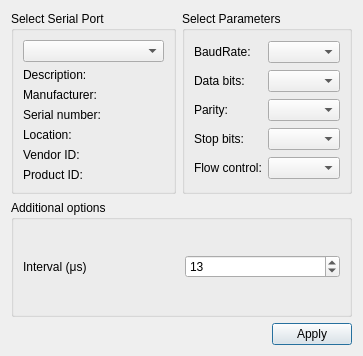
This is src/qt/settingsdialog.ui in dgatf/Oscilloscope as Qt 5 draws it before an edit. The edited form follows.
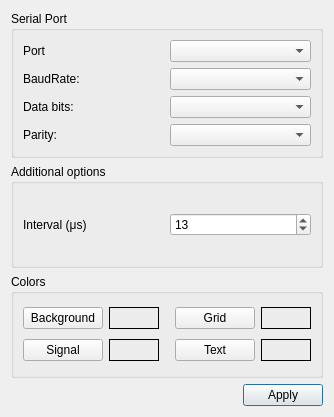
This is the edited form.

The edit to the form file:
```diff
--- a/src/qt/settingsdialog.ui
+++ b/src/qt/settingsdialog.ui
@@ -6,128 +6,70 @@
    <rect>
     <x>0</x>
     <y>0</y>
-    <width>363</width>
-    <height>356</height>
+    <width>334</width>
+    <height>417</height>
    </rect>
   </property>
+  <property name="minimumSize">
+   <size>
+    <width>0</width>
+    <height>0</height>
+   </size>
+  </property>
   <property name="windowTitle">
    <string>Settings</string>
   </property>
   <layout class="QGridLayout" name="gridLayout_3">
-   <item row="0" column="1">
+   <item row="0" column="0" colspan="2">
     <widget class="QGroupBox" name="parametersBox">
      <property name="title">
-      <string>Select Parameters</string>
+      <string>Serial Port</string>
      </property>
      <layout class="QGridLayout" name="gridLayout_2">
-      <item row="0" column="0">
-       <widget class="QLabel" name="baudRateLabel">
-        <property name="text">
-         <string>BaudRate:</string>
-        </property>
-       </widget>
+      <item row="2" column="1">
+       <widget class="QComboBox" name="dataBitsBox"/>
       </item>
-      <item row="0" column="1">
-       <widget class="QComboBox" name="baudRateBox"/>
-      </item>
-      <item row="1" column="0">
+      <item row="2" column="0">
        <widget class="QLabel" name="dataBitsLabel">
         <property name="text">
          <string>Data bits:</string>
         </property>
        </widget>
       </item>
+      <item row="3" column="1">
+       <widget class="QComboBox" name="parityBox"/>
+      </item>
       <item row="1" column="1">
-       <widget class="QComboBox" name="dataBitsBox"/>
+       <widget class="QComboBox" name="baudRateBox"/>
       </item>
-      <item row="2" column="0">
+      <item row="3" column="0">
        <widget class="QLabel" name="parityLabel">
         <property name="text">
          <string>Parity:</string>
         </property>
        </widget>
       </item>
-      <item row="2" column="1">
-       <widget class="QComboBox" name="parityBox"/>
-      </item>
-      <item row="3" column="0">
-       <widget class="QLabel" name="stopBitsLabel">
+      <item row="1" column="0">
+       <widget class="QLabel" name="baudRateLabel">
         <property name="text">
-         <string>Stop bits:</string>
+         <string>BaudRate:</string>
         </property>
        </widget>
       </item>
-      <item row="3" column="1">
-       <widget class="QComboBox" name="stopBitsBox"/>
-      </item>
-      <item row="4" column="0">
-       <widget class="QLabel" name="flowControlLabel">
-        <property name="text">
-         <string>Flow control:</string>
-        </property>
-       </widget>
-      </item>
-      <item row="4" column="1">
-       <widget class="QComboBox" name="flowControlBox"/>
-      </item>
-     </layout>
-    </widget>
-   </item>
-   <item row="0" column="0">
-    <widget class="QGroupBox" name="selectBox">
-     <property name="title">
-      <string>Select Serial Port</string>
-     </property>
-     <layout class="QGridLayout" name="gridLayout">
-      <item row="0" column="0">
+      <item row="0" column="1">
        <widget class="QComboBox" name="serialPortInfoListBox"/>
       </item>
-      <item row="1" column="0">
-       <widget class="QLabel" name="descriptionLabel">
+      <item row="0" column="0">
+       <widget class="QLabel" name="label_2">
         <property name="text">
-         <string>Description:</string>
-        </property>
-       </widget>
-      </item>
-      <item row="2" column="0">
-       <widget class="QLabel" name="manufacturerLabel">
-        <property name="text">
-         <string>Manufacturer:</string>
-        </property>
-       </widget>
-      </item>
-      <item row="3" column="0">
-       <widget class="QLabel" name="serialNumberLabel">
-        <property name="text">
-         <string>Serial number:</string>
-        </property>
-       </widget>
-      </item>
-      <item row="4" column="0">
-       <widget class="QLabel" name="locationLabel">
-        <property name="text">
-         <string>Location:</string>
-        </property>
-       </widget>
-      </item>
-      <item row="5" column="0">
-       <widget class="QLabel" name="vidLabel">
-        <property name="text">
-         <string>Vendor ID:</string>
-        </property>
-       </widget>
-      </item>
-      <item row="6" column="0">
-       <widget class="QLabel" name="pidLabel">
-        <property name="text">
-         <string>Product ID:</string>
+         <string>Port</string>
         </property>
        </widget>
       </item>
      </layout>
     </widget>
    </item>
-   <item row="2" column="0" colspan="2">
+   <item row="3" column="0" colspan="2">
     <layout class="QHBoxLayout" name="horizontalLayout">
      <item>
       <spacer name="horizontalSpacer">
@@ -177,6 +119,111 @@
      </layout>
     </widget>
    </item>
+   <item row="2" column="0" colspan="2">
+    <widget class="QGroupBox" name="groupBox">
+     <property name="title">
+      <string>Colors</string>
+     </property>
+     <layout class="QGridLayout" name="gridLayout_4">
+      <item row="0" column="3">
+       <widget class="QPushButton" name="btGrid">
+        <property name="text">
+         <string>Grid</string>
+        </property>
+       </widget>
+      </item>
+      <item row="0" column="4">
+       <widget class="QLabel" name="lbGrid">
+        <property name="minimumSize">
+         <size>
+          <width>50</width>
+          <height>0</height>
+         </size>
+        </property>
+        <property name="frameShape">
+         <enum>QFrame::Box</enum>
+        </property>
+        <property name="text">
+         <string/>
+        </property>
+       </widget>
+      </item>
+      <item row="1" column="1">
+       <widget class="QLabel" name="lbSignal">
+        <property name="frameShape">
+         <enum>QFrame::Box</enum>
+        </property>
+        <property name="text">
+         <string/>
+        </property>
+       </widget>
+      </item>
+      <item row="1" column="4">
+       <widget class="QLabel" name="lbText">
+        <property name="frameShape">
+         <enum>QFrame::Box</enum>
+        </property>
+        <property name="text">
+         <string/>
+        </property>
+       </widget>
+      </item>
+      <item row="0" column="0">
+       <widget class="QPushButton" name="btBackground">
+        <property name="text">
+         <string>Background</string>
+        </property>
+       </widget>
+      </item>
+      <item row="1" column="3">
+       <widget class="QPushButton" name="btText">
+        <property name="text">
+         <string>Text</string>
+        </property>
+       </widget>
+      </item>
+      <item row="0" column="1">
+       <widget class="QLabel" name="lbBackground">
+        <property name="minimumSize">
+         <size>
+          <width>50</width>
+          <height>0</height>
+         </size>
+        </property>
+        <property name="frameShape">
+         <enum>QFrame::Box</enum>
+        </property>
+        <property name="text">
+         <string/>
+        </property>
+        <property name="margin">
+         <number>0</number>
+        </property>
+       </widget>
+      </item>
+      <item row="1" column="0">
+       <widget class="QPushButton" name="btSignal">
+        <property name="text">
+         <string>Signal</string>
+        </property>
+       </widget>
+      </item>
+      <item row="0" column="2">
+       <spacer name="horizontalSpacer_2">
+        <property name="orientation">
+         <enum>Qt::Horizontal</enum>
+        </property>
+        <property name="sizeHint" stdset="0">
+         <size>
+          <width>40</width>
+          <height>20</height>
+         </size>
+        </property>
+       </spacer>
+      </item>
+     </layout>
+    </widget>
+   </item>
   </layout>
  </widget>
  <resources/>
```
Left out of the diff: 3 changed lines with no effect on the pictures.
